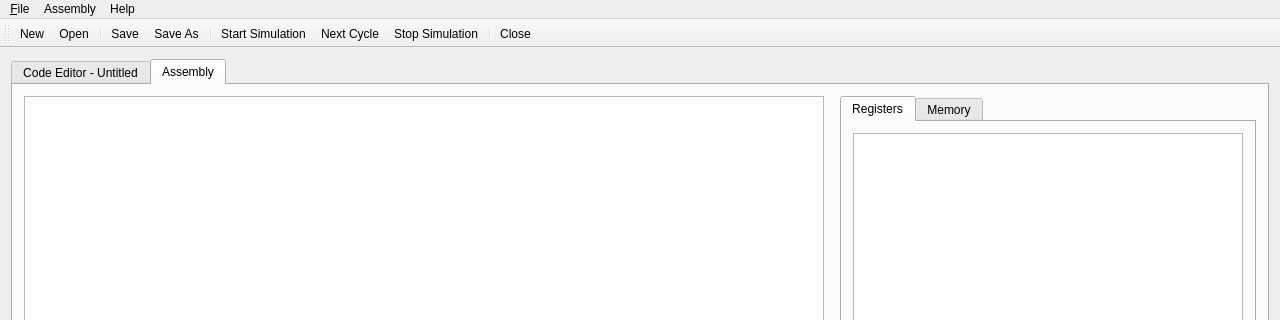
This is mainwindow.ui in ahmed-agiza/MPLS as Qt 5 draws it before an edit; both pictures show x 0 to 1280 and y 0 to 320 of the 1280 by 720 pixel window. The edited form follows.
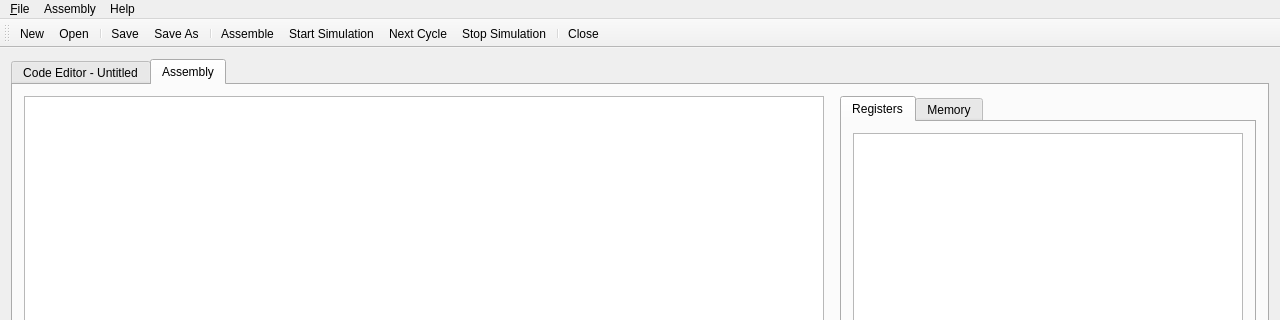
This is the edited form. The open tabs and pages were chosen to show the change.

Commit message: GUI Functions Start

Patch:
```diff
--- a/mainwindow.ui
+++ b/mainwindow.ui
@@ -182,6 +182,7 @@
    <addaction name="actionSave"/>
    <addaction name="actionSaveAs"/>
    <addaction name="separator"/>
+   <addaction name="actionAssemble"/>
    <addaction name="actionStartSimulation"/>
    <addaction name="actionNextCycle"/>
    <addaction name="actionStopSimulation"/>
```
Left out of the diff: 4 changed lines with no effect on the pictures. The commit also changes 4 other files.
